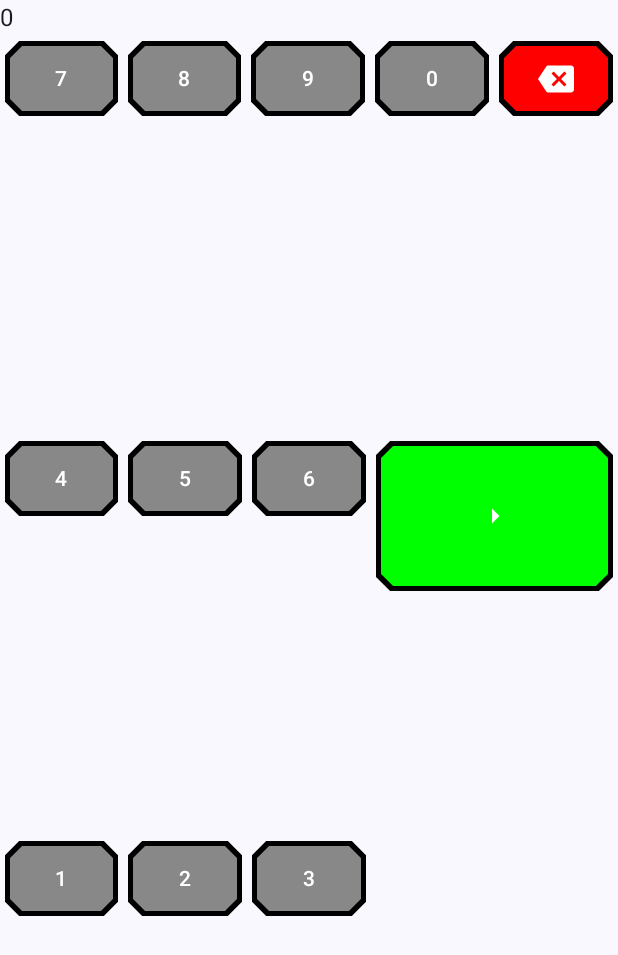
After one commit to AdamPongor/HonfoglaloAndroid, an Android app built with Jetpack Compose: the composable Numpad shown on its own in the app's theme, on a phone screen of 412 x 824 dp. The commit adds this screen. Shown: the top 955 px of the screen. Run offline under Robolectric (Android 15) with nearby library versions, the phone set to English and light mode, and no system bars.

Commit message:
Numpad progress

```diff
--- /dev/null
+++ b/app/src/main/java/bme/aut/sza/honfoglalo/ui/common/NumButton.kt
@@ -0,0 +1,68 @@
+package bme.aut.sza.honfoglalo.ui.common
+
+import androidx.compose.foundation.BorderStroke
+import androidx.compose.foundation.layout.size
+import androidx.compose.foundation.shape.CutCornerShape
+import androidx.compose.material3.ButtonColors
+import androidx.compose.material3.ButtonDefaults
+import androidx.compose.material3.Icon
+import androidx.compose.material3.Text
+import androidx.compose.material3.TextButton
+import androidx.compose.runtime.Composable
+import androidx.compose.ui.Modifier
+import androidx.compose.ui.graphics.Color
+import androidx.compose.ui.res.painterResource
+import androidx.compose.ui.unit.dp
+import bme.aut.sza.honfoglalo.R
+
+@Composable
+fun NumButton(
+    modifier: Modifier = Modifier,
+    number: Int,
+    backgroundColor: Color = Color.Gray,
+    onClick: () -> Unit
+){
+    TextButton(
+        modifier = modifier.size(50.dp),
+        onClick = onClick,
+        shape = CutCornerShape(10.dp),
+        border = BorderStroke(color = Color.Black, width = 3.dp),
+        colors = ButtonDefaults.buttonColors(contentColor = Color.White, containerColor = backgroundColor)
+    ){
+        Text(number.toString())
+    }
+}
+
+@Composable
+fun BackSpaceButton(
+    modifier: Modifier = Modifier,
+    backgroundColor: Color = Color.Red,
+    onClick: () -> Unit
+){
+    TextButton(
+        modifier = modifier.size(50.dp),
+        onClick = onClick,
+        shape = CutCornerShape(10.dp),
+        border = BorderStroke(color = Color.Black, width = 3.dp),
+        colors = ButtonDefaults.buttonColors(contentColor = Color.White, containerColor = backgroundColor)
+    ){
+        Icon(painter = painterResource(R.drawable.baseline_backspace_24), "backspace")
+    }
+}
+
+@Composable
+fun AcceptButton(
+    modifier: Modifier = Modifier,
+    backgroundColor: Color = Color.Green,
+    onClick: () -> Unit
+){
+    TextButton(
+        modifier = modifier.size(100.dp),
+        onClick = onClick,
+        shape = CutCornerShape(10.dp),
+        border = BorderStroke(color = Color.Black, width = 3.dp),
+        colors = ButtonDefaults.buttonColors(contentColor = Color.White, containerColor = backgroundColor)
+    ){
+        Icon(painter = painterResource(R.drawable.baseline_arrow_right_24), "backspace")
+    }
+}
--- /dev/null
+++ b/app/src/main/java/bme/aut/sza/honfoglalo/ui/guessing/Numpad.kt
@@ -0,0 +1,139 @@
+package bme.aut.sza.honfoglalo.ui.guessing
+
+import android.widget.GridLayout
+import androidx.compose.foundation.BorderStroke
+import androidx.compose.foundation.Image
+import androidx.compose.foundation.layout.Column
+import androidx.compose.foundation.layout.Row
+import androidx.compose.foundation.layout.fillMaxWidth
+import androidx.compose.foundation.layout.padding
+import androidx.compose.foundation.lazy.grid.GridCells
+import androidx.compose.foundation.lazy.grid.LazyVerticalGrid
+import androidx.compose.foundation.shape.AbsoluteCutCornerShape
+import androidx.compose.foundation.shape.CutCornerShape
+import androidx.compose.material3.Text
+import androidx.compose.material3.TextButton
+import androidx.compose.runtime.Composable
+import androidx.compose.runtime.getValue
+import androidx.compose.runtime.mutableIntStateOf
+import androidx.compose.runtime.mutableStateOf
+import androidx.compose.runtime.remember
+import androidx.compose.runtime.setValue
+import androidx.compose.ui.Modifier
+import androidx.compose.ui.graphics.Color
+import androidx.compose.ui.res.painterResource
+import androidx.compose.ui.tooling.preview.Preview
+import androidx.compose.ui.unit.dp
+import bme.aut.sza.honfoglalo.R
+import bme.aut.sza.honfoglalo.ui.common.AcceptButton
+import bme.aut.sza.honfoglalo.ui.common.BackSpaceButton
+import bme.aut.sza.honfoglalo.ui.common.NumButton
+
+@Composable
+fun Numpad() {
+
+    var guess by remember { mutableStateOf("0") }
+
+    Column()
+    {
+        Text(guess)
+
+        Row(
+            Modifier.weight(1f)
+        ){
+            for (i in 7..9){
+                NumButton(
+                    modifier = Modifier.padding(3.dp).weight(1f),
+                    number = i,
+                    onClick = {
+                        guess = guess.plus(i)
+                    }
+                )
+            }
+            NumButton(
+                modifier = Modifier.padding(3.dp).weight(1f),
+                number = 0,
+                onClick = {
+                    guess = guess.plus(0)
+                }
+            )
+            BackSpaceButton(
+                modifier = Modifier.padding(3.dp).weight(1f),
+                onClick = {
+                    guess = guess.dropLast(1)
+                }
+            )
+        }
+
+        Row(
+            Modifier.weight(2f)
+        ){
+            Column (
+                Modifier.weight(3f)
+            ){
+                Row(
+                    Modifier.fillMaxWidth().weight(1f)
+                ){
+                    for (i in 4..6){
+                        NumButton(
+                            modifier = Modifier.padding(3.dp).weight(1f),
+                            number = i,
+                            onClick = {
+                                guess = guess.plus(i)
+                            }
+                        )
+                    }
+                }
+                Row(
+                    Modifier.fillMaxWidth().weight(1f)
+                ){
+                    for (i in 1..3){
+                        NumButton(
+                            modifier = Modifier.padding(3.dp).weight(1f),
+                            number = i,
+                            onClick = {
+                                guess = guess.plus(i)
+                            }
+                        )
+                    }
+                }
+            }
+            AcceptButton (
+                modifier = Modifier.padding(3.dp).weight(2f),
+                onClick = {
+                }
+            )
+        }
+
+        /*LazyVerticalGrid(
+            modifier = Modifier.weight(1f),
+            columns = GridCells.Fixed(3),
+            reverseLayout = true,
+        ) {
+            items(9) { item ->
+                NumButton(
+                    modifier = Modifier.padding(3.dp),
+                    number = item + 1,
+                    onClick = {
+                        guess = guess.plus(item+1)
+                    }
+                )
+            }
+            item {
+                NumButton(
+                    modifier = Modifier.padding(3.dp),
+                    number = 0,
+                    onClick = {
+                        guess = guess.plus(0)
+                    }
+                )
+            }
+        }*/
+    }
+}
+
+@Preview
+@Composable
+fun NumpadPreview() {
+    Numpad()
+}
--- /dev/null
+++ b/app/src/main/res/drawable/baseline_arrow_right_24.xml
@@ -0,0 +1,5 @@
+<vector xmlns:android="http://schemas.android.com/apk/res/android" android:autoMirrored="true" android:height="24dp" android:tint="#000000" android:viewportHeight="24" android:viewportWidth="24" android:width="24dp">
+
+    <path android:fillColor="@android:color/white" android:pathData="M10,17l5,-5 -5,-5v10z"/>
+
+</vector>
--- /dev/null
+++ b/app/src/main/res/drawable/baseline_backspace_24.xml
@@ -0,0 +1,5 @@
+<vector xmlns:android="http://schemas.android.com/apk/res/android" android:autoMirrored="true" android:height="24dp" android:tint="#000000" android:viewportHeight="24" android:viewportWidth="24" android:width="24dp">
+
+    <path android:fillColor="@android:color/white" android:pathData="M22,3L7,3c-0.69,0 -1.23,0.35 -1.59,0.88L0,12l5.41,8.11c0.36,0.53 0.9,0.89 1.59,0.89h15c1.1,0 2,-0.9 2,-2L24,5c0,-1.1 -0.9,-2 -2,-2zM19,15.59L17.59,17 14,13.41 10.41,17 9,15.59 12.59,12 9,8.41 10.41,7 14,10.59 17.59,7 19,8.41 15.41,12 19,15.59z"/>
+
+</vector>
```
Also changed, not shown: app/src/main/java/bme/aut/sza/honfoglalo/ui/common/MultiColorButton.kt (renamed from app/src/main/java/bme/aut/sza/honfoglalo/ui/buttons/MultiColorButton.kt, +1 -17 lines).
